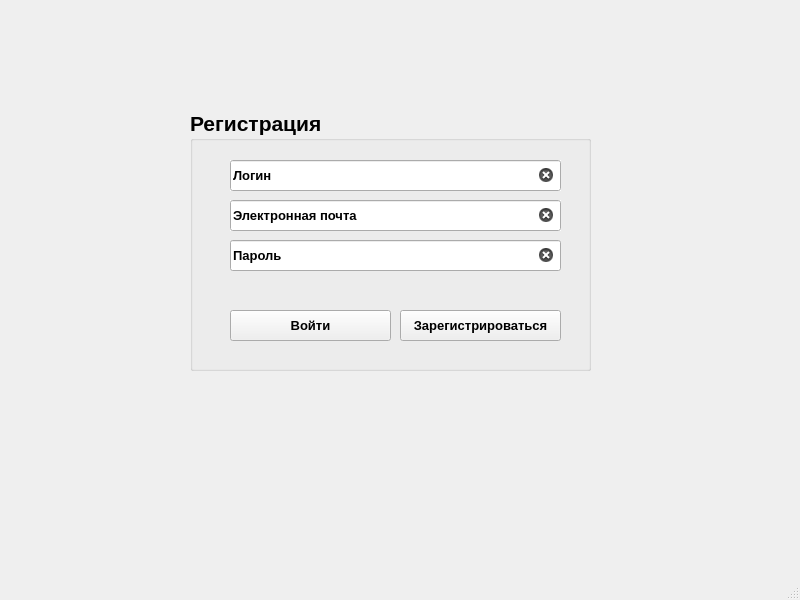
Old version of the form registrationwindow.ui in the repository nenion/Gadasin.
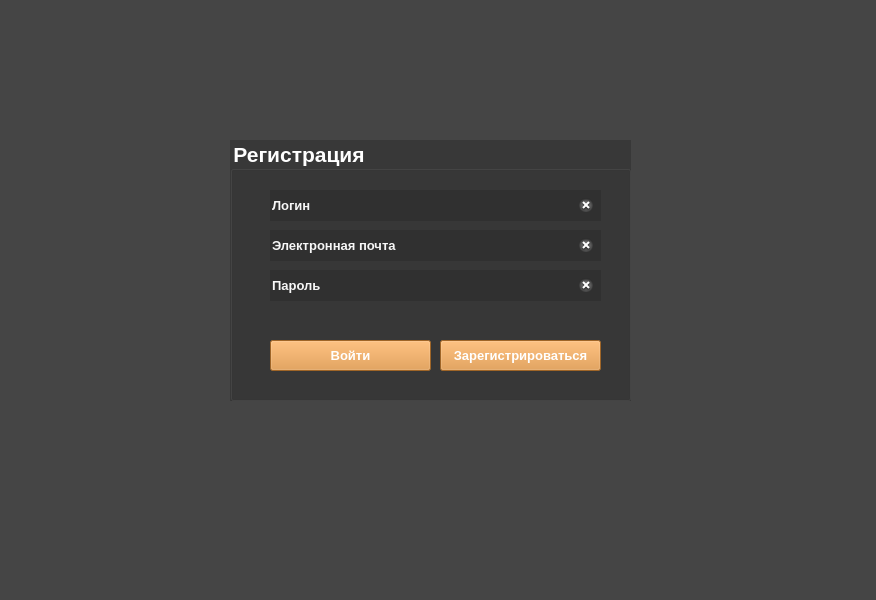
New version of the form. Icons and pictures are not drawn.

What changed in the file:
```diff
--- a/registrationwindow.ui
+++ b/registrationwindow.ui
@@ -6,7 +6,7 @@
    <rect>
     <x>0</x>
     <y>0</y>
-    <width>800</width>
+    <width>876</width>
     <height>600</height>
    </rect>
   </property>
@@ -17,12 +17,16 @@
    <iconset>
     <normaloff>D:/Download/temperature_13519.png</normaloff>D:/Download/temperature_13519.png</iconset>
   </property>
+  <property name="styleSheet">
+   <string notr="true">background-color: rgb(69, 69, 69);
+color: rgb(250, 255, 255);</string>
+  </property>
   <widget class="QWidget" name="centralwidget">
    <widget class="QGroupBox" name="groupBox">
     <property name="geometry">
      <rect>
-      <x>190</x>
-      <y>110</y>
+      <x>230</x>
+      <y>140</y>
       <width>401</width>
       <height>261</height>
      </rect>
@@ -34,9 +38,19 @@
       <bold>true</bold>
      </font>
     </property>
+    <property name="styleSheet">
+     <string notr="true">background-color: rgb(56, 56, 56);
+color: rgb(255, 255, 255);</string>
+    </property>
     <property name="title">
      <string>Регистрация</string>
     </property>
+    <property name="flat">
+     <bool>true</bool>
+    </property>
+    <property name="checkable">
+     <bool>false</bool>
+    </property>
     <widget class="QPushButton" name="newregistration">
      <property name="geometry">
       <rect>
@@ -59,6 +73,10 @@
      <property name="autoFillBackground">
       <bool>false</bool>
      </property>
+     <property name="styleSheet">
+      <string notr="true">background-color: rgb(222, 142, 55);
+color: rgb(255, 255, 255);</string>
+     </property>
      <property name="text">
       <string>Зарегистрироваться</string>
      </property>
@@ -98,11 +116,18 @@
       <enum>Qt::LeftToRight</enum>
      </property>
      <property name="autoFillBackground">
-      <bool>true</bool>
+      <bool>false</bool>
+     </property>
+     <property name="styleSheet">
+      <string notr="true">background-color: rgb(48, 48, 48);
+color: rgb(247, 247, 247);</string>
      </property>
      <property name="text">
       <string>Электронная почта</string>
      </property>
+     <property name="frame">
+      <bool>false</bool>
+     </property>
      <property name="dragEnabled">
       <bool>true</bool>
      </property>
@@ -135,9 +160,16 @@
        <bold>true</bold>
       </font>
      </property>
+     <property name="styleSheet">
+      <string notr="true">background-color: rgb(48, 48, 48);
+color: rgb(247, 247, 247);</string>
+     </property>
      <property name="text">
       <string>Пароль</string>
      </property>
+     <property name="frame">
+      <bool>false</bool>
+     </property>
      <property name="clearButtonEnabled">
       <bool>true</bool>
      </property>
@@ -177,11 +209,18 @@
       <enum>Qt::LeftToRight</enum>
      </property>
      <property name="autoFillBackground">
-      <bool>true</bool>
+      <bool>false</bool>
+     </property>
+     <property name="styleSheet">
+      <string notr="true">background-color: rgb(48, 48, 48);
+color: rgb(247, 247, 247);</string>
      </property>
      <property name="text">
       <string>Логин</string>
      </property>
+     <property name="frame">
+      <bool>false</bool>
+     </property>
      <property name="dragEnabled">
       <bool>true</bool>
      </property>
@@ -211,6 +250,10 @@
        <bold>true</bold>
       </font>
      </property>
+     <property name="styleSheet">
+      <string notr="true">background-color: rgb(222, 142, 55);
+color: rgb(255, 255, 255);</string>
+     </property>
      <property name="text">
       <string>Войти</string>
      </property>
```
Left out of the diff: 2 changed lines with no effect on the pictures.
